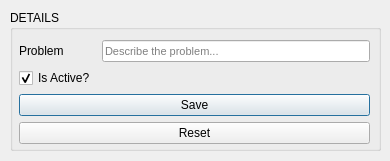
This is add_pbt.ui in Rahul-Mac/hsm as Qt 5 draws it before an edit. The edited form follows.
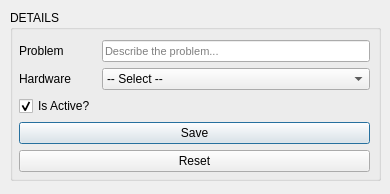
This is the edited form.

```diff
--- a/add_pbt.ui
+++ b/add_pbt.ui
@@ -10,7 +10,7 @@
     <x>0</x>
     <y>0</y>
     <width>390</width>
-    <height>161</height>
+    <height>194</height>
    </rect>
   </property>
   <property name="windowTitle">
@@ -22,7 +22,7 @@
      <x>10</x>
      <y>10</y>
      <width>371</width>
-     <height>141</height>
+     <height>171</height>
     </rect>
    </property>
    <property name="title">
@@ -34,7 +34,7 @@
       <x>9</x>
       <y>30</y>
       <width>351</width>
-      <height>111</height>
+      <height>141</height>
      </rect>
     </property>
     <layout class="QFormLayout" name="formLayout">
@@ -60,7 +60,7 @@
        </property>
       </widget>
      </item>
-     <item row="3" column="0">
+     <item row="4" column="0">
       <widget class="QCheckBox" name="pbt_active">
        <property name="font">
         <font>
@@ -75,20 +75,36 @@
        </property>
       </widget>
      </item>
-     <item row="4" column="0" colspan="2">
+     <item row="5" column="0" colspan="2">
       <widget class="QPushButton" name="pbt_save_btn">
        <property name="text">
         <string>Save</string>
        </property>
       </widget>
      </item>
-     <item row="5" column="0" colspan="2">
+     <item row="6" column="0" colspan="2">
       <widget class="QPushButton" name="pbt_reset_btn">
        <property name="text">
         <string>Reset</string>
        </property>
       </widget>
      </item>
+     <item row="3" column="0">
+      <widget class="QLabel" name="label">
+       <property name="text">
+        <string>Hardware</string>
+       </property>
+      </widget>
+     </item>
+     <item row="3" column="1">
+      <widget class="QComboBox" name="hwt_combo">
+       <item>
+        <property name="text">
+         <string>-- Select --</string>
+        </property>
+       </item>
+      </widget>
+     </item>
     </layout>
    </widget>
   </widget>
```
